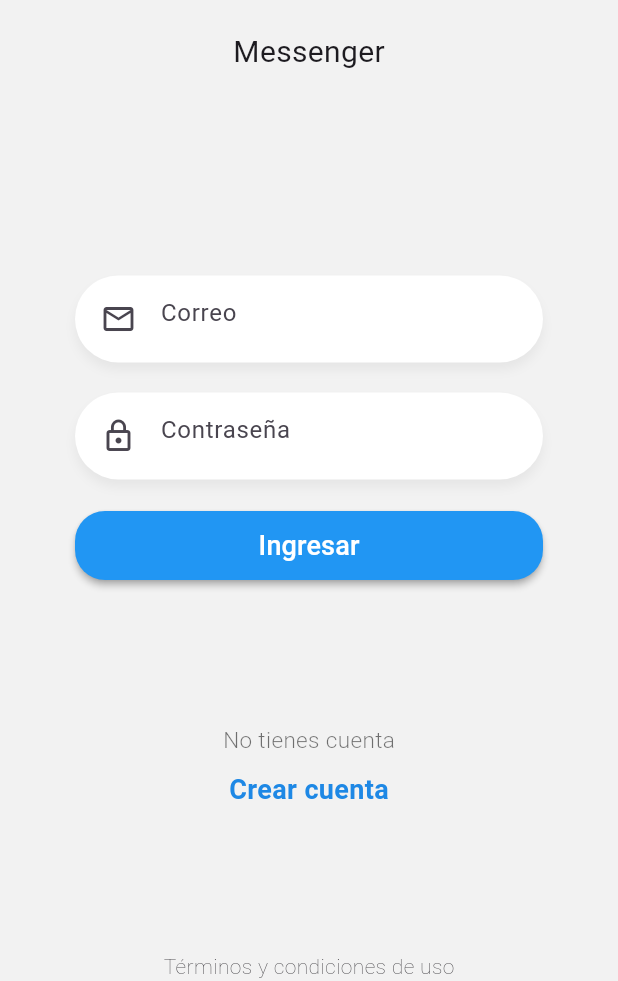
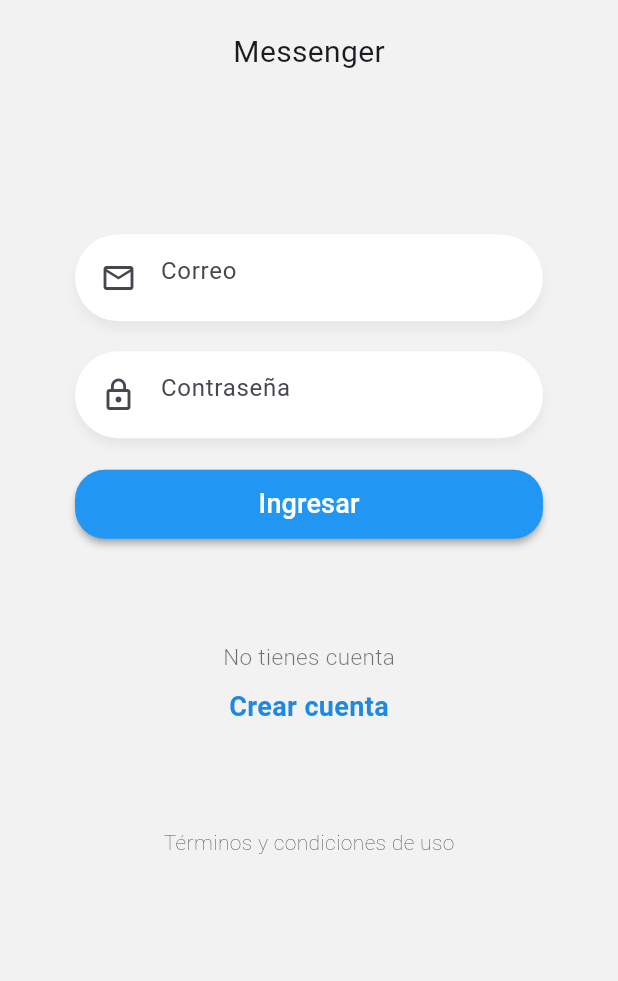
Before and after one commit to codebryanc/chat_flutter, a Flutter app: the screen it shows after launch, on a phone screen of 412 x 824 dp, the part 255-1236 px from its top. Run offline on Flutter 3.47's test engine with Material 3 defaults, Android fonts, the phone set to English and light mode, and no system bars.

```diff
--- a/chat_app/lib/pages/login_page.dart
+++ b/chat_app/lib/pages/login_page.dart
@@ -13,9 +13,13 @@ class LoginPage extends StatelessWidget {
     return Scaffold(
       backgroundColor: Color(0xffF2F2F2),
       body: SafeArea(
+        child: SingleChildScrollView(
+          physics: BouncingScrollPhysics(),
+          child: SizedBox(
+            height: MediaQuery.of(context).size.height * 0.9,
             child: Column(
               mainAxisAlignment: MainAxisAlignment.spaceBetween,
-          children: [
+              children: <Widget>[
                 Logo(),
                 _Form(),
                 Labels(),
@@ -25,6 +29,8 @@ class LoginPage extends StatelessWidget {
                   )
                 ),
               ],
+            ),
+          ),
         ),
       )
     );
```
Lines whose indentation alone changed are shown as unchanged.
